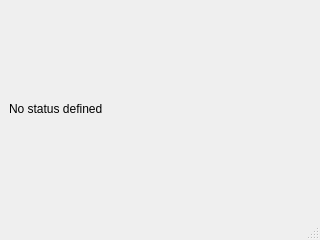
First picture: the form in mainwindow.ui, repository robguthrie/dudley, before the edit.
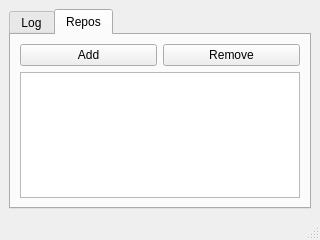
Second picture: the form after the edit.

What changed in the file:
```diff
--- a/mainwindow.ui
+++ b/mainwindow.ui
@@ -14,12 +14,54 @@
    <string>MainWindow</string>
   </property>
   <widget class="QWidget" name="centralwidget">
-   <layout class="QHBoxLayout" name="horizontalLayout">
+   <layout class="QVBoxLayout" name="verticalLayout">
     <item>
-     <widget class="QLabel" name="statusLabel">
-      <property name="text">
-       <string>No status defined</string>
+     <widget class="QTabWidget" name="tabWidget">
+      <property name="currentIndex">
+       <number>1</number>
       </property>
+      <widget class="QWidget" name="tab">
+       <attribute name="title">
+        <string>Log</string>
+       </attribute>
+       <layout class="QVBoxLayout" name="verticalLayout_2">
+        <item>
+         <widget class="QPlainTextEdit" name="outputTextEdit">
+          <property name="readOnly">
+           <bool>true</bool>
+          </property>
+         </widget>
+        </item>
+       </layout>
+      </widget>
+      <widget class="QWidget" name="tab_2">
+       <attribute name="title">
+        <string>Repos</string>
+       </attribute>
+       <layout class="QVBoxLayout" name="verticalLayout_3">
+        <item>
+         <layout class="QHBoxLayout" name="horizontalLayout">
+          <item>
+           <widget class="QPushButton" name="addRepoButton">
+            <property name="text">
+             <string>Add</string>
+            </property>
+           </widget>
+          </item>
+          <item>
+           <widget class="QPushButton" name="removeRepoButton">
+            <property name="text">
+             <string>Remove</string>
+            </property>
+           </widget>
+          </item>
+         </layout>
+        </item>
+        <item>
+         <widget class="QTableView" name="repoTableView"/>
+        </item>
+       </layout>
+      </widget>
      </widget>
     </item>
    </layout>
```
Left out of the diff: 2 changed lines with no effect on the pictures.
